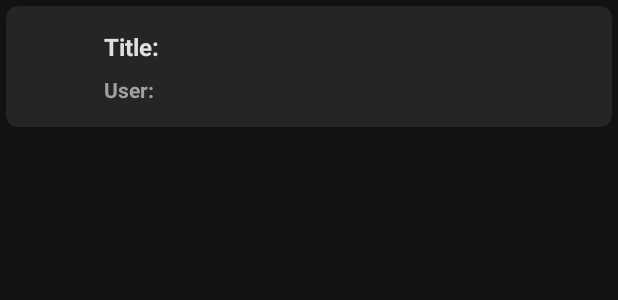
After one commit to ericksavluchinske/kotlin-android-retrofit-coroutines-clean-mvvm-dagger-room, an Android app: the layout list_item.xml on its own in the app's theme, with its tools: preview values and no code run, on a phone screen of 412 x 824 dp. The commit adds this screen. Shown: the top 300 px of the screen. Run offline under Robolectric (Android 15) with nearby library versions, the phone set to English and light mode, and no system bars.

Commit message:
create recycler view

```diff
--- /dev/null
+++ b/app/src/main/res/layout/list_item.xml
@@ -0,0 +1,106 @@
+<?xml version="1.0" encoding="utf-8"?>
+<layout xmlns:android="http://schemas.android.com/apk/res/android"
+    xmlns:app="http://schemas.android.com/apk/res-auto"
+    xmlns:tools="http://schemas.android.com/tools">
+
+
+    <androidx.constraintlayout.widget.ConstraintLayout
+        android:layout_width="match_parent"
+        android:layout_height="wrap_content">
+
+        <androidx.cardview.widget.CardView
+            android:layout_width="0dp"
+            android:layout_height="wrap_content"
+            android:layout_margin="4dp"
+            android:backgroundTint="@color/card_background"
+            app:cardCornerRadius="8dp"
+            app:cardElevation="0dp"
+            app:layout_constraintBottom_toBottomOf="parent"
+            app:layout_constraintEnd_toEndOf="parent"
+            app:layout_constraintStart_toStartOf="parent"
+            app:layout_constraintTop_toTopOf="parent">
+
+            <androidx.constraintlayout.widget.ConstraintLayout
+                android:layout_width="match_parent"
+                android:layout_height="match_parent">
+
+                <TextView
+                    android:id="@+id/tvAlbumId"
+                    android:layout_width="49dp"
+                    android:layout_height="wrap_content"
+                    android:layout_marginStart="8dp"
+                    android:layout_marginTop="24dp"
+                    android:layout_marginBottom="24dp"
+                    android:textAlignment="center"
+                    android:textColor="@color/text_high"
+                    android:textSize="24sp"
+                    android:textStyle="bold"
+                    app:layout_constraintBottom_toBottomOf="parent"
+                    app:layout_constraintStart_toStartOf="parent"
+                    app:layout_constraintTop_toTopOf="parent"
+                    app:layout_constraintVertical_bias="0.0" />
+
+                <TextView
+                    android:id="@+id/tvAlbumTitle"
+                    android:layout_width="0dp"
+                    android:layout_height="wrap_content"
+                    android:layout_marginStart="8dp"
+                    android:layout_marginEnd="16dp"
+                    android:ellipsize="end"
+                    android:fontFamily="sans-serif"
+                    android:maxLines="1"
+                    android:textColor="@color/text_high"
+                    app:layout_constraintBottom_toBottomOf="@+id/tvTitle"
+                    app:layout_constraintEnd_toEndOf="parent"
+                    app:layout_constraintHorizontal_bias="0.0"
+                    app:layout_constraintStart_toEndOf="@+id/tvTitle"
+                    app:layout_constraintTop_toTopOf="@+id/tvTitle" />
+
+                <TextView
+                    android:id="@+id/tvUserId"
+                    android:layout_width="0dp"
+                    android:layout_height="wrap_content"
+                    android:layout_marginStart="8dp"
+                    android:layout_marginEnd="16dp"
+                    android:textColor="@color/text_medium"
+                    android:textSize="12sp"
+                    app:layout_constraintBottom_toBottomOf="@+id/tvUser"
+                    app:layout_constraintEnd_toEndOf="parent"
+                    app:layout_constraintHorizontal_bias="0.0"
+                    app:layout_constraintStart_toEndOf="@+id/tvUser"
+                    app:layout_constraintTop_toTopOf="@+id/tvUser" />
+
+                <TextView
+                    android:id="@+id/tvTitle"
+                    android:layout_width="wrap_content"
+                    android:layout_height="wrap_content"
+                    android:layout_marginStart="8dp"
+                    android:layout_marginTop="8dp"
+                    android:text="@string/text_title"
+                    android:textColor="@color/text_high"
+                    android:textSize="16sp"
+                    android:textStyle="bold"
+                    app:layout_constraintBottom_toTopOf="@+id/tvUser"
+                    app:layout_constraintStart_toEndOf="@+id/tvAlbumId"
+                    app:layout_constraintTop_toTopOf="parent"
+                    app:layout_constraintVertical_chainStyle="packed" />
+
+                <TextView
+                    android:id="@+id/tvUser"
+                    android:layout_width="wrap_content"
+                    android:layout_height="wrap_content"
+                    android:layout_marginStart="8dp"
+                    android:layout_marginTop="8dp"
+                    android:layout_marginBottom="8dp"
+                    android:text="@string/text_user"
+                    android:textColor="@color/text_medium"
+                    android:textStyle="bold"
+                    app:layout_constraintBottom_toBottomOf="parent"
+                    app:layout_constraintStart_toEndOf="@+id/tvAlbumId"
+                    app:layout_constraintTop_toBottomOf="@+id/tvTitle"
+                    app:layout_constraintVertical_bias="0.5" />
+
+            </androidx.constraintlayout.widget.ConstraintLayout>
+        </androidx.cardview.widget.CardView>
+    </androidx.constraintlayout.widget.ConstraintLayout>
+</layout>
--- a/app/src/main/res/values/strings.xml
+++ b/app/src/main/res/values/strings.xml
@@ -1,3 +1,5 @@
 <resources>
     <string name="app_name">Albums</string>
+    <string name="text_title">Title:</string>
+    <string name="text_user">User:</string>
 </resources>
```
Also changed, not shown: app/src/main/java/com/example/retrofitdemocleandagger/presentation/AlbumsActivity.kt (+47 -1 lines), app/src/main/java/com/example/retrofitdemocleandagger/presentation/album/AlbumsAdapter.kt (added, +47 -0 lines), app/src/main/res/layout/activity_albums.xml (+24 -6 lines).
